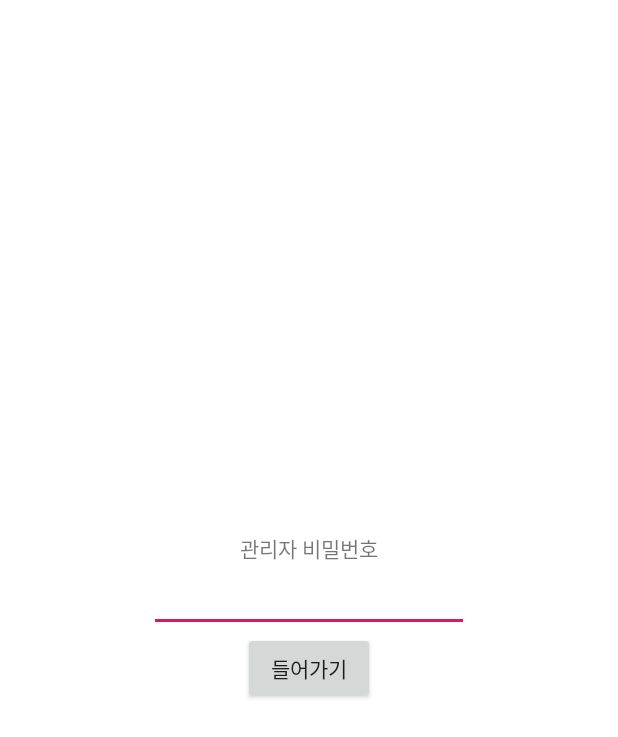
After one commit to kimhyooo/open_quiz_mid, an Android app: the layout activity_ps.xml on its own in the app's theme, with its tools: preview values and no code run, on a phone screen of 412 x 824 dp. The commit adds this screen. Shown: the top 737 px of the screen. Run offline under Robolectric (Android 15) with nearby library versions, the phone set to English and light mode, and no system bars.

Commit message:
other에 들어갈 경우 관리자 비밀번호를 쳐야 들어갈 수 있음 관리자 비밀 번호 = 1234 activity_question 의 질문부분 text -> hint

```diff
--- a/app/src/main/AndroidManifest.xml
+++ b/app/src/main/AndroidManifest.xml
@@ -25,6 +25,7 @@
         <activity android:name=".QuestionActivity"/>
         <activity android:name=".QuestionListActivity"/>
         <activity android:name=".QuizActivity"/>
+        <activity android:name=".activity_ps"/>
         <activity android:name=".activity_splash">
         </activity>
     </application>
--- a/app/src/main/java/com/example/ansys/hahahaha/MainActivity.java
+++ b/app/src/main/java/com/example/ansys/hahahaha/MainActivity.java
@@ -83,7 +83,7 @@ public class MainActivity extends AppCompatActivity {
         other_btn.setOnClickListener(new View.OnClickListener() {
             @Override
             public void onClick(View view) {
-                Intent intent = new Intent(MainActivity.this, activity_other.class);
+                Intent intent = new Intent(MainActivity.this, activity_ps.class);
                 startActivity(intent);
             }
         });
--- /dev/null
+++ b/app/src/main/res/layout/activity_ps.xml
@@ -0,0 +1,44 @@
+<?xml version="1.0" encoding="utf-8"?>
+<LinearLayout xmlns:android="http://schemas.android.com/apk/res/android"
+    xmlns:app="http://schemas.android.com/apk/res-auto"
+    xmlns:tools="http://schemas.android.com/tools"
+    android:layout_width="match_parent"
+    android:layout_height="match_parent">
+
+    <LinearLayout
+        android:layout_width="match_parent"
+        android:layout_height="match_parent"
+        android:background="#FFFFFF"
+        android:gravity="center_horizontal|center_vertical"
+        android:orientation="vertical"
+        app:layout_constraintBottom_toBottomOf="parent"
+        app:layout_constraintEnd_toEndOf="parent"
+        app:layout_constraintHorizontal_bias="0.0"
+        app:layout_constraintStart_toStartOf="parent"
+        app:layout_constraintTop_toTopOf="parent"
+        app:layout_constraintVertical_bias="1.0">
+
+        <TextView
+            android:id="@+id/textView2"
+            android:layout_width="wrap_content"
+            android:layout_height="wrap_content"
+            android:text="관리자 비밀번호" />
+
+        <EditText
+            android:id="@+id/pwText"
+            android:layout_width="wrap_content"
+            android:layout_height="wrap_content"
+            android:ems="10"
+            android:inputType="numberPassword" />
+
+        <Button
+            android:id="@+id/enterbtn"
+            android:layout_width="wrap_content"
+            android:layout_height="wrap_content"
+            android:onClick="onConfirm"
+            android:text="들어가기"
+            tools:layout_editor_absoluteX="29dp"
+            tools:layout_editor_absoluteY="107dp" />
+    </LinearLayout>
+
+</LinearLayout>
--- a/app/src/main/res/layout/activity_question.xml
+++ b/app/src/main/res/layout/activity_question.xml
@@ -160,7 +160,7 @@
         android:layout_marginStart="8dp"
         android:layout_marginTop="130dp"
         android:layout_marginEnd="8dp"
-        android:text="Questions."
+        android:hint="Questions."
         android:textAppearance="?android:attr/textAppearanceLarge"
         app:layout_constraintEnd_toEndOf="parent"
         app:layout_constraintHorizontal_bias="0.503"
```
